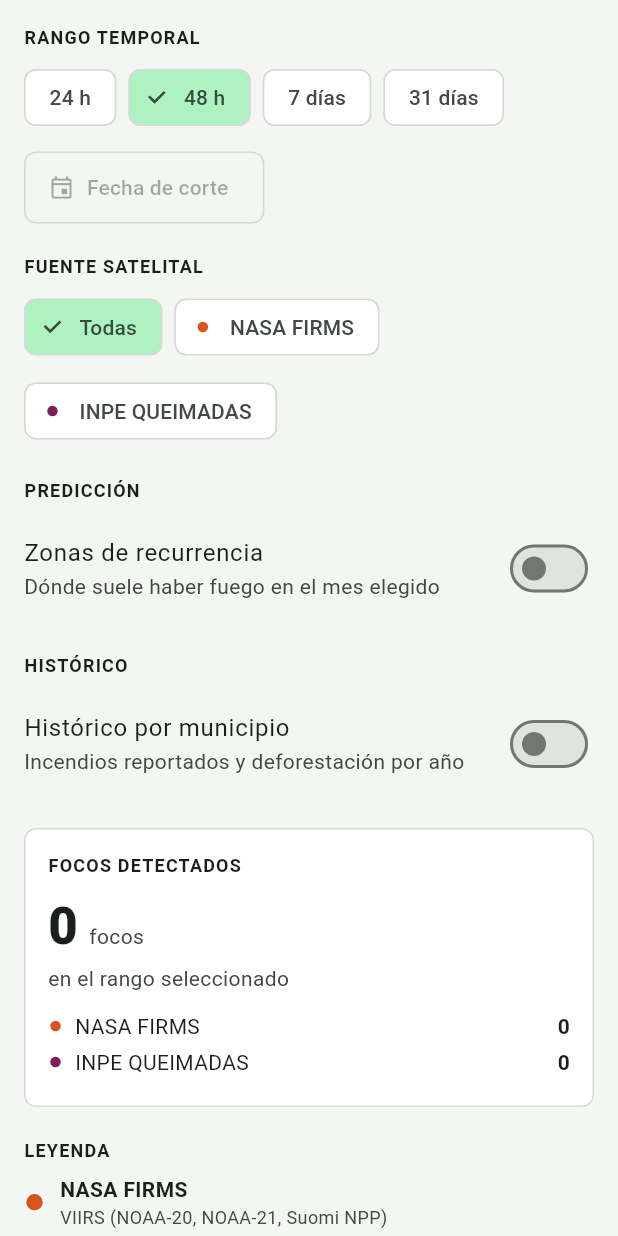
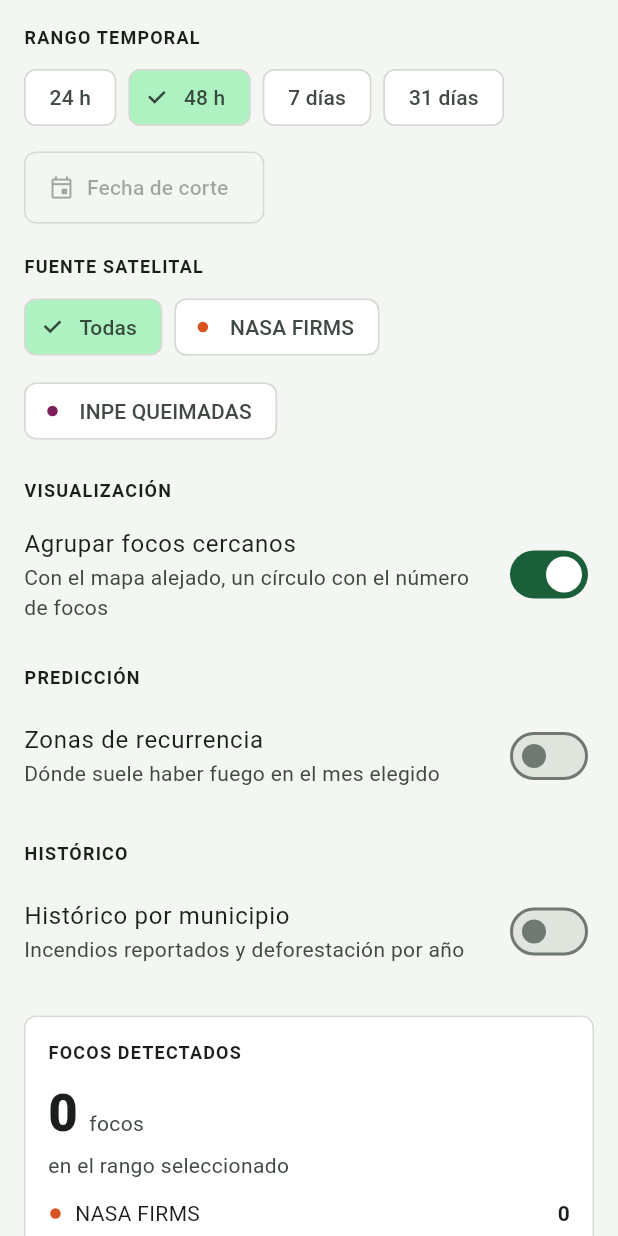
Before and after one commit to FoxyYTs/Vigia, a Flutter app: the PanelFiltros widget shown alone on an empty page, opened directly, on a phone screen of 412 x 824 dp. Run offline on Flutter 3.47's test engine with Material 3 defaults, Android fonts, the phone set to English and light mode, and no system bars; our stand-ins replace flutter_map, flutter_secure_storage, geolocator, image_picker, latlong2, share_plus; accounts and stored records are empty; network calls fail.

Commit message:
feat(app): selector de tema y opción de agrupar focos, recordados entre sesiones

```diff
--- /dev/null
+++ b/app/lib/providers/preferencias_provider.dart
@@ -0,0 +1,48 @@
+import 'package:flutter/material.dart';
+import 'package:flutter_secure_storage/flutter_secure_storage.dart';
+
+/// Preferencias de la interfaz que se recuerdan entre sesiones: el tema y si
+/// el mapa agrupa los focos. Sin almacén (pruebas) viven solo en memoria.
+class PreferenciasProvider extends ChangeNotifier {
+  PreferenciasProvider({this._almacen});
+
+  static const _claveTema = 'vigia_tema';
+  static const _claveAgrupar = 'vigia_agrupar_focos';
+
+  final FlutterSecureStorage? _almacen;
+
+  ThemeMode _tema = ThemeMode.system;
+  bool _agruparFocos = true;
+
+  ThemeMode get tema => _tema;
+  bool get agruparFocos => _agruparFocos;
+
+  Future<void> cargar() async {
+    try {
+      final tema = await _almacen?.read(key: _claveTema);
+      final agrupar = await _almacen?.read(key: _claveAgrupar);
+      _tema = ThemeMode.values.asNameMap()[tema] ?? ThemeMode.system;
+      _agruparFocos = agrupar != 'false';
+      notifyListeners();
+    } catch (_) {
+      // Almacén ilegible: se quedan los valores por defecto.
+    }
+  }
+
+  void cambiarTema(ThemeMode tema) {
+    if (tema == _tema) return;
+    _tema = tema;
+    notifyListeners();
+    _guardar(_claveTema, tema.name);
+  }
+
+  void cambiarAgruparFocos(bool agrupar) {
+    if (agrupar == _agruparFocos) return;
+    _agruparFocos = agrupar;
+    notifyListeners();
+    _guardar(_claveAgrupar, '$agrupar');
+  }
+
+  // Si no se puede guardar, la preferencia igual aplica en esta sesión.
+  void _guardar(String clave, String valor) => _almacen?.write(key: clave, value: valor).catchError((_) {});
+}
--- a/app/lib/widgets/mapa_focos.dart
+++ b/app/lib/widgets/mapa_focos.dart
@@ -9,6 +9,7 @@ import '../data/models/foco.dart';
 import '../providers/focos_provider.dart';
 import '../providers/historico_provider.dart';
 import '../providers/prediccion_provider.dart';
+import '../providers/preferencias_provider.dart';
 import 'agrupar_focos.dart';
 import 'formato.dart';
 import 'panel_filtros.dart' show colorFuente, colorPuntaje, coloresHistorico;
@@ -152,16 +153,18 @@ class _CapaFocos extends StatefulWidget {
 class _CapaFocosState extends State<_CapaFocos> {
   List<Foco>? _focosPrevios;
   int? _zoomPrevio;
+  bool? _agruparPrevio;
   List<CircleMarker<Foco>> _sueltos = const [];
   List<Marker> _grupos = const [];
 
   /// Solo se reagrupa al cambiar la lista o el zoom entero, no en cada frame
   /// del arrastre.
-  void _agrupar(int zoom) {
-    if (identical(widget.focos, _focosPrevios) && zoom == _zoomPrevio) return;
+  void _agrupar(int zoom, bool agrupar) {
+    if (identical(widget.focos, _focosPrevios) && zoom == _zoomPrevio && agrupar == _agruparPrevio) return;
     _focosPrevios = widget.focos;
     _zoomPrevio = zoom;
-    final grupos = zoom >= zoomSinAgrupar ? const <GrupoFocos>[] : agruparFocos(widget.focos, zoom);
+    _agruparPrevio = agrupar;
+    final grupos = !agrupar || zoom >= zoomSinAgrupar ? const <GrupoFocos>[] : agruparFocos(widget.focos, zoom);
     final agrupados = Set<Foco>.identity()..addAll([for (final g in grupos) if (g.focos.length >= tamanoMinimoGrupo) ...g.focos]);
     _sueltos = [
       // Los más antiguos primero: los recientes quedan dibujados encima.
@@ -186,7 +189,10 @@ class _CapaFocosState extends State<_CapaFocos> {
 
   @override
   Widget build(BuildContext context) {
-    _agrupar(MapCamera.of(context).zoom.floor());
+    _agrupar(
+      MapCamera.of(context).zoom.floor(),
+      context.select<PreferenciasProvider, bool>((p) => p.agruparFocos),
+    );
     return Stack(
       children: [
         RepaintBoundary(child: CircleLayer<Foco>(hitNotifier: widget.hit, circles: _sueltos)),
--- a/app/lib/widgets/panel_filtros.dart
+++ b/app/lib/widgets/panel_filtros.dart
@@ -7,6 +7,7 @@ import '../data/models/historico.dart';
 import '../providers/focos_provider.dart';
 import '../providers/historico_provider.dart';
 import '../providers/prediccion_provider.dart';
+import '../providers/preferencias_provider.dart';
 import 'formato.dart';
 
 /// Filtros, contador y leyenda del Mapa Interactivo. Se usa como panel
@@ -54,6 +55,15 @@ class PanelFiltros extends StatelessWidget {
                 onSelected: (_) => p.cambiarFuente(f),
               ),
           ],
+        ),
+        const SizedBox(height: 20),
+        const _Titulo('Visualización'),
+        SwitchListTile(
+          contentPadding: EdgeInsets.zero,
+          title: const Text('Agrupar focos cercanos'),
+          subtitle: const Text('Con el mapa alejado, un círculo con el número de focos'),
+          value: context.watch<PreferenciasProvider>().agruparFocos,
+          onChanged: context.read<PreferenciasProvider>().cambiarAgruparFocos,
         ),
         const SizedBox(height: 20),
         const PanelPrediccion(),
```
Also changed, not shown: app/lib/main.dart (+15 -5 lines), app/lib/screens/mapa_screen.dart (+25 -1 lines), 2 other files.
